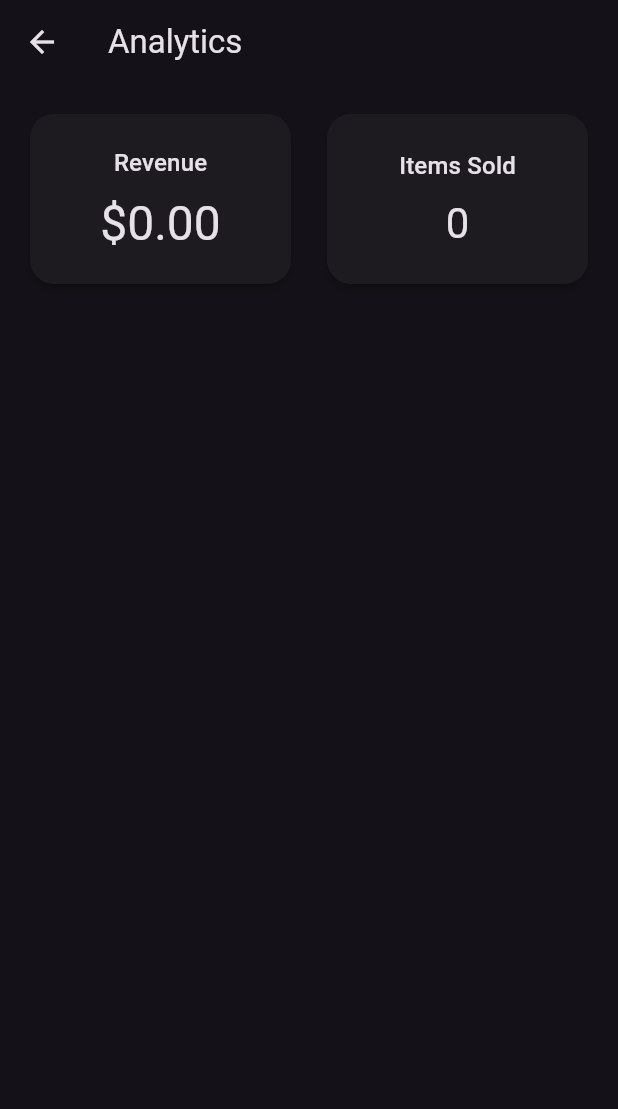
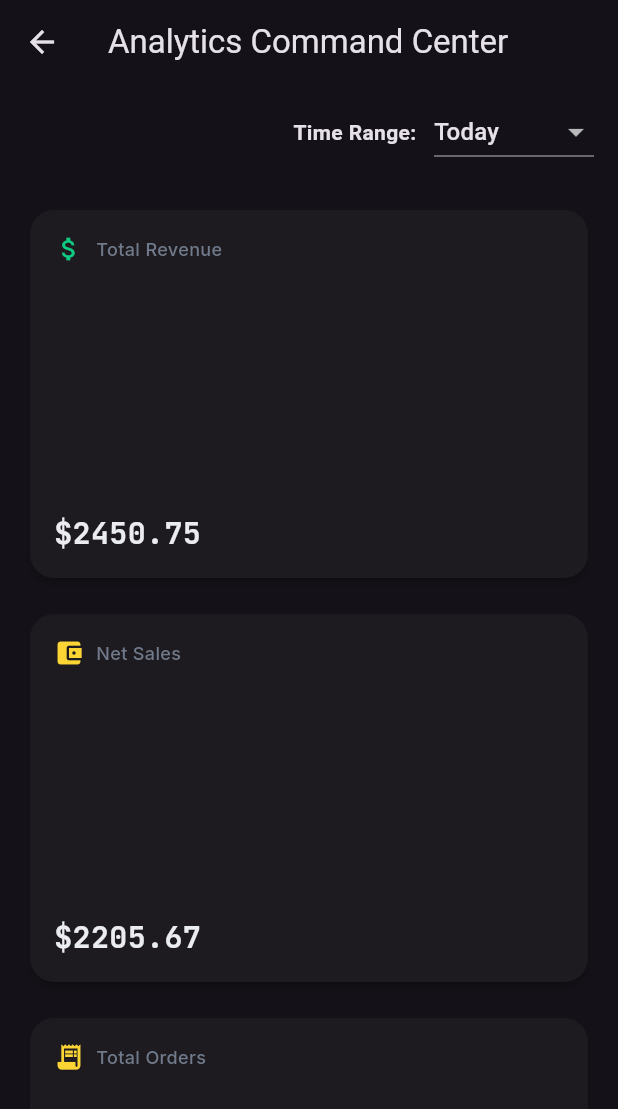
Before and after one commit to Herodot0s/Vee-Brew-POS, a Flutter app: the AnalyticsManagementView screen opened directly, on a phone screen of 412 x 824 dp. Shown: the top 1109 px of the screen. Run offline on Flutter 3.47's test engine with Material 3 defaults, Android fonts, the phone set to English and light mode, and no system bars; our stand-ins replace drift, equatable, flutter_riverpod, google_fonts, riverpod_annotation; accounts and stored records are empty; generated files the repository leaves out were written again; statements that could not run were skipped.

Commit message:
feat(analytics): integrate bento grid UI for POS command center dashboard

```diff
--- a/lib/widgets/analytics/analytics_management_view.dart
+++ b/lib/widgets/analytics/analytics_management_view.dart
@@ -1,58 +1,97 @@
+// lib/widgets/analytics/analytics_management_view.dart
 import 'package:flutter/material.dart';
 import 'package:flutter_riverpod/flutter_riverpod.dart';
-import '../../providers/analytics_provider.dart';
-import '../admin/bento_card.dart';
-import 'components/time_range_selector.dart';
+import '../../providers/mock_analytics_provider.dart';
+import '../admin/metric_tile.dart';
+import 'components/top_products_card.dart';
+import 'components/payment_methods_card.dart';
+import 'components/peak_hours_card.dart';
+import '../../theme/binance_theme.dart';
 
 class AnalyticsManagementView extends ConsumerWidget {
   const AnalyticsManagementView({super.key});
 
   @override
   Widget build(BuildContext context, WidgetRef ref) {
-    final summaryAsync = ref.watch(analyticsSummaryProvider);
+    // Switch to real provider when backend logic is fully written.
+    final summaryAsync = ref.watch(mockAnalyticsProvider);
 
     return Scaffold(
-      appBar: AppBar(title: const Text('Analytics')),
+      appBar: AppBar(title: const Text('Analytics Command Center')),
       body: summaryAsync.when(
         data: (summary) => CustomScrollView(
           slivers: [
+            SliverToBoxAdapter(
+              child: Padding(
+                padding: const EdgeInsets.symmetric(horizontal: 16.0, vertical: 8.0),
+                child: Row(
+                  mainAxisAlignment: MainAxisAlignment.end,
+                  children: [
+                    const Text('Time Range: ', style: TextStyle(fontWeight: FontWeight.bold)),
+                    const SizedBox(width: 8),
+                    // Placeholder for TimeRangeSelector if not fully functional
+                    DropdownButton<String>(
+                      value: 'Today',
+                      items: ['Today', 'This Week', 'This Month'].map((s) => DropdownMenuItem(value: s, child: Text(s))).toList(),
+                      onChanged: (_) {},
+                    ),
+                  ],
+                ),
+              ),
+            ),
             SliverPadding(
               padding: const EdgeInsets.all(16),
               sliver: SliverGrid(
-                gridDelegate: const SliverGridDelegateWithFixedCrossAxisCount(
-                  crossAxisCount: 2,
+                gridDelegate: const SliverGridDelegateWithMaxCrossAxisExtent(
+                  maxCrossAxisExtent: 400,
                   mainAxisSpacing: 16,
                   crossAxisSpacing: 16,
                   childAspectRatio: 1.5,
                 ),
                 delegate: SliverChildListDelegate([
-                  BentoCard(
-                    child: Column(
-                      mainAxisAlignment: MainAxisAlignment.center,
-                      children: [
-                        Text('Revenue',
-                            style: Theme.of(context).textTheme.titleMedium),
-                        const SizedBox(height: 8),
-                        Text('\$${summary.totalRevenue.toStringAsFixed(2)}',
-                            style: Theme.of(context).textTheme.headlineLarge),
-                      ],
-                    ),
+                  MetricTile(
+                    label: 'Total Revenue',
+                    value: '\$${summary.totalRevenue.toStringAsFixed(2)}',
+                    icon: Icons.attach_money,
+                    color: BinanceTheme.tradingUp,
                   ),
-                  BentoCard(
-                    child: Column(
-                      mainAxisAlignment: MainAxisAlignment.center,
-                      children: [
-                        Text('Items Sold',
-                            style: Theme.of(context).textTheme.titleMedium),
-                        const SizedBox(height: 8),
-                        Text('${summary.totalQuantity}',
-                            style: Theme.of(context).textTheme.headlineMedium),
-                      ],
-                    ),
+                  MetricTile(
+                    label: 'Net Sales',
+                    value: '\$${summary.netSales.toStringAsFixed(2)}',
+                    icon: Icons.account_balance_wallet,
+                  ),
+                  MetricTile(
+                    label: 'Total Orders',
+                    value: summary.totalOrders.toString(),
+                    icon: Icons.receipt_long,
+                    color: BinanceTheme.primary,
+                  ),
+                  MetricTile(
+                    label: 'AOV',
+                    value: '\$${summary.averageOrderValue.toStringAsFixed(2)}',
+                    icon: Icons.shopping_basket,
+                    color: BinanceTheme.primary,
                   ),
                 ]),
               ),
             ),
+            SliverPadding(
+              padding: const EdgeInsets.symmetric(horizontal: 16),
+              sliver: SliverGrid(
+                gridDelegate: const SliverGridDelegateWithMaxCrossAxisExtent(
+                  maxCrossAxisExtent: 600,
+                  mainAxisSpacing: 16,
+                  crossAxisSpacing: 16,
+                  childAspectRatio: 1.2,
+                ),
+                delegate: SliverChildListDelegate([
+                  TopProductsCard(topProducts: summary.topProducts),
+                  PeakHoursCard(peakHours: summary.peakHours),
+                  PaymentMethodsCard(paymentMethods: summary.paymentMethods),
+                ]),
+              ),
+            ),
+            const SliverPadding(padding: EdgeInsets.only(bottom: 32)),
           ],
         ),
         loading: () => const Center(child: CircularProgressIndicator()),
```
